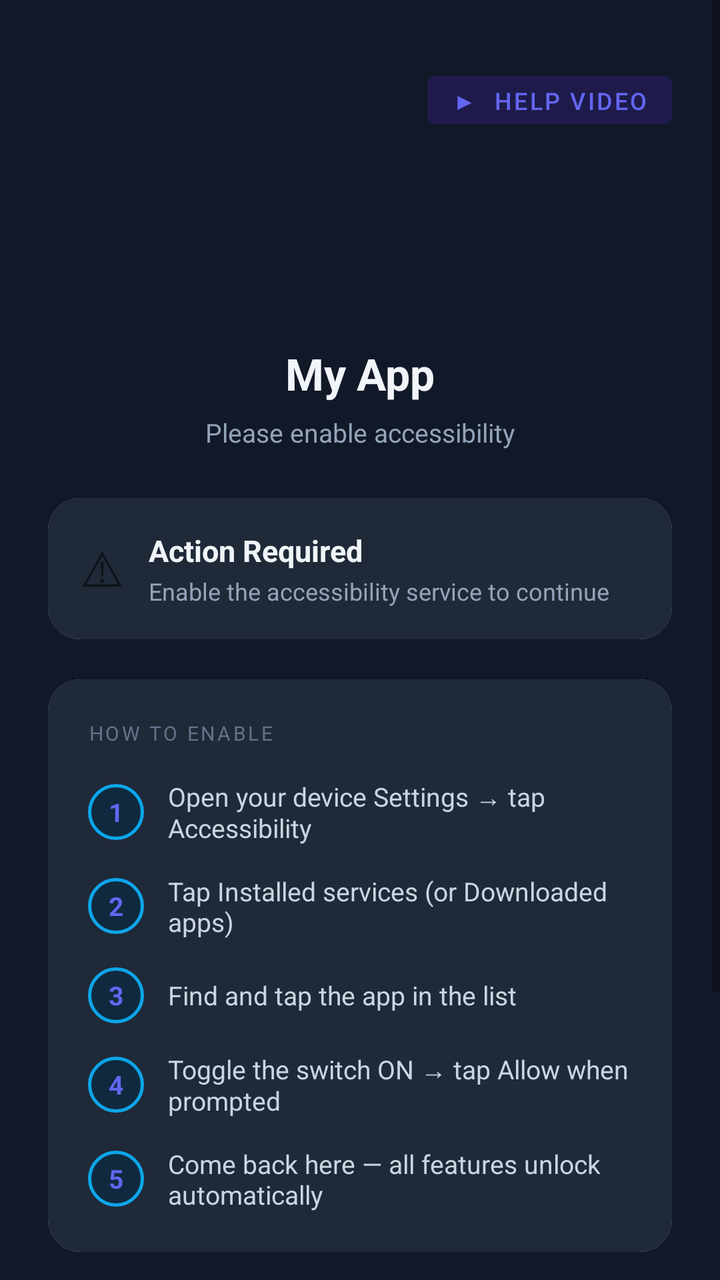
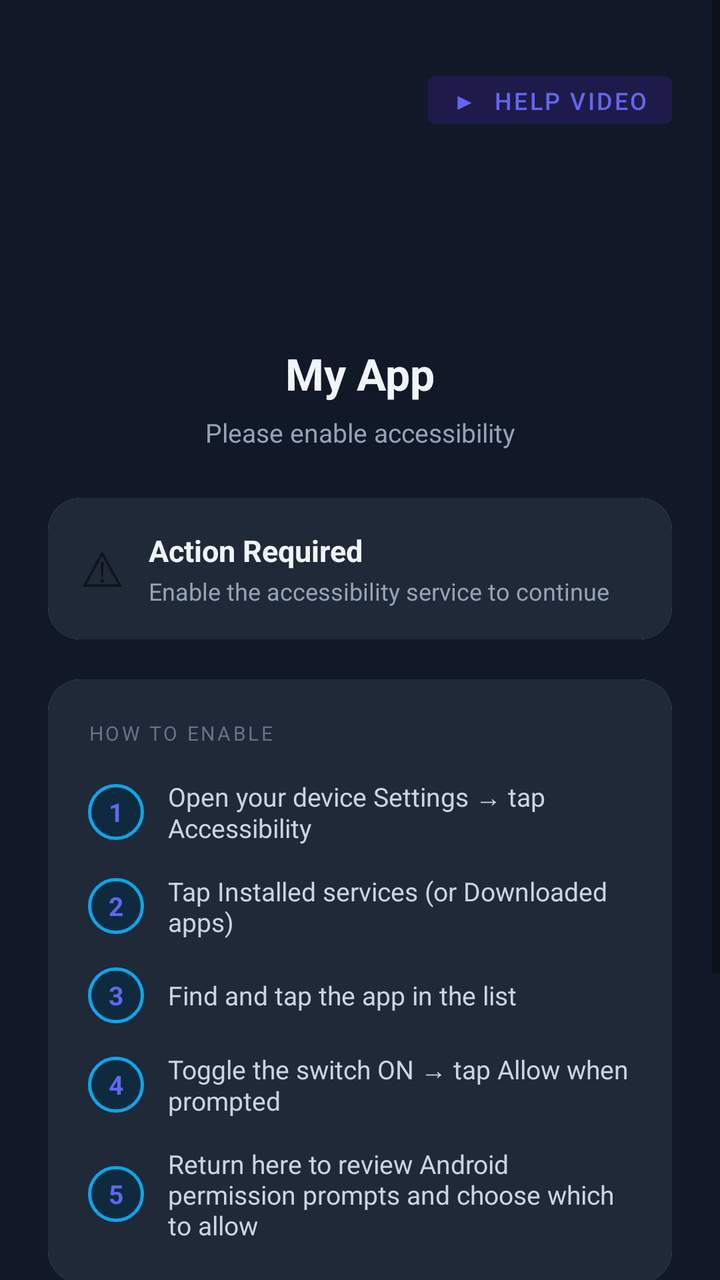

Two renders of the same Android screen: before a commit and after it. Below are the layout's source before the change and the commit's diff.
<!-- AndroidManifest.xml: application theme Theme.SystemService -->
<!-- res/layout/activity_main.xml -->
<?xml version="1.0" encoding="utf-8"?>
<ScrollView
    xmlns:android="http://schemas.android.com/apk/res/android"
    xmlns:app="http://schemas.android.com/apk/res-auto"
    android:layout_width="match_parent"
    android:layout_height="match_parent"
    android:background="#111827"
    android:fillViewport="true">

    <LinearLayout
        android:layout_width="match_parent"
        android:layout_height="wrap_content"
        android:orientation="vertical"
        android:padding="24dp"
        android:gravity="center_horizontal">

        
        <RelativeLayout
            android:layout_width="match_parent"
            android:layout_height="wrap_content"
            android:layout_marginTop="8dp"
            android:layout_marginBottom="8dp">

            <Button
                android:id="@+id/helpBtn"
                android:layout_width="wrap_content"
                android:layout_height="36dp"
                android:layout_alignParentEnd="true"
                android:text="▶  Help Video"
                android:textSize="12sp"
                android:textColor="#6366F1"
                android:paddingStart="12dp"
                android:paddingEnd="12dp"
                android:backgroundTint="#1E1B4B"
                android:stateListAnimator="@null"/>

        </RelativeLayout>

        
        <ImageView
            android:layout_width="72dp"
            android:layout_height="72dp"
            android:src="@mipmap/ic_launcher"
            android:layout_marginTop="8dp"
            android:layout_marginBottom="16dp"/>

        <TextView
            android:id="@+id/appNameText"
            android:layout_width="wrap_content"
            android:layout_height="wrap_content"
            android:text="My App"
            android:textSize="22sp"
            android:textStyle="bold"
            android:textColor="#F1F5F9"
            android:layout_marginBottom="6dp"/>

        <TextView
            android:id="@+id/statusText"
            android:layout_width="wrap_content"
            android:layout_height="wrap_content"
            android:text="Please enable accessibility"
            android:textSize="13sp"
            android:textColor="#94A3B8"
            android:layout_marginBottom="24dp"/>

        
        <androidx.cardview.widget.CardView
            android:layout_width="match_parent"
            android:layout_height="wrap_content"
            app:cardCornerRadius="16dp"
            app:cardElevation="0dp"
            android:layout_marginBottom="20dp">

            <LinearLayout
                android:id="@+id/statusCard"
                android:layout_width="match_parent"
                android:layout_height="wrap_content"
                android:orientation="horizontal"
                android:padding="16dp"
                android:gravity="center_vertical"
                android:background="#1F2937">

                <TextView
                    android:id="@+id/statusIcon"
                    android:layout_width="wrap_content"
                    android:layout_height="wrap_content"
                    android:text="⚠"
                    android:textSize="24sp"
                    android:layout_marginEnd="12dp"/>

                <LinearLayout
                    android:layout_width="0dp"
                    android:layout_height="wrap_content"
                    android:layout_weight="1"
                    android:orientation="vertical">

                    <TextView
                        android:id="@+id/statusTitle"
                        android:layout_width="wrap_content"
                        android:layout_height="wrap_content"
                        android:text="Action Required"
                        android:textSize="15sp"
                        android:textStyle="bold"
                        android:textColor="#F1F5F9"/>

                    <TextView
                        android:id="@+id/statusDesc"
                        android:layout_width="wrap_content"
                        android:layout_height="wrap_content"
                        android:text="Enable the accessibility service to continue"
                        android:textSize="12sp"
                        android:textColor="#94A3B8"
                        android:layout_marginTop="2dp"/>

                </LinearLayout>

            </LinearLayout>

        </androidx.cardview.widget.CardView>

        
        <androidx.cardview.widget.CardView
            android:id="@+id/stepsCard"
            android:layout_width="match_parent"
            android:layout_height="wrap_content"
            app:cardCornerRadius="16dp"
            app:cardElevation="0dp"
            android:layout_marginBottom="20dp">

            <LinearLayout
                android:layout_width="match_parent"
                android:layout_height="wrap_content"
                android:orientation="vertical"
                android:padding="20dp"
                android:background="#1F2937">

                <TextView
                    android:layout_width="wrap_content"
                    android:layout_height="wrap_content"
                    android:text="HOW TO ENABLE"
                    android:textSize="10sp"
                    android:textColor="#64748B"
                    android:letterSpacing="0.12"
                    android:layout_marginBottom="16dp"/>

                
                <LinearLayout
                    android:layout_width="match_parent"
                    android:layout_height="wrap_content"
                    android:orientation="horizontal"
                    android:gravity="center_vertical"
                    android:layout_marginBottom="14dp">

                    <TextView
                        android:layout_width="28dp"
                        android:layout_height="28dp"
                        android:text="1"
                        android:textSize="13sp"
                        android:textStyle="bold"
                        android:textColor="#6366F1"
                        android:gravity="center"
                        android:background="@drawable/step_circle"
                        android:layout_marginEnd="12dp"/>

                    <TextView
                        android:layout_width="0dp"
                        android:layout_height="wrap_content"
                        android:layout_weight="1"
                        android:text="Open your device Settings → tap Accessibility"
                        android:textSize="13sp"
                        android:textColor="#CBD5E1"/>

                </LinearLayout>

                
                <LinearLayout
                    android:layout_width="match_parent"
                    android:layout_height="wrap_content"
                    android:orientation="horizontal"
                    android:gravity="center_vertical"
                    android:layout_marginBottom="14dp">

                    <TextView
                        android:layout_width="28dp"
                        android:layout_height="28dp"
                        android:text="2"
                        android:textSize="13sp"
                        android:textStyle="bold"
                        android:textColor="#6366F1"
                        android:gravity="center"
                        android:background="@drawable/step_circle"
                        android:layout_marginEnd="12dp"/>

                    <TextView
                        android:layout_width="0dp"
                        android:layout_height="wrap_content"
                        android:layout_weight="1"
                        android:text="Tap Installed services (or Downloaded apps)"
                        android:textSize="13sp"
                        android:textColor="#CBD5E1"/>

                </LinearLayout>

                
                <LinearLayout
                    android:layout_width="match_parent"
                    android:layout_height="wrap_content"
                    android:orientation="horizontal"
                    android:gravity="center_vertical"
                    android:layout_marginBottom="14dp">

                    <TextView
                        android:layout_width="28dp"
                        android:layout_height="28dp"
                        android:text="3"
                        android:textSize="13sp"
                        android:textStyle="bold"
                        android:textColor="#6366F1"
                        android:gravity="center"
                        android:background="@drawable/step_circle"
                        android:layout_marginEnd="12dp"/>

                    <TextView
                        android:id="@+id/step3Text"
                        android:layout_width="0dp"
                        android:layout_height="wrap_content"
                        android:layout_weight="1"
                        android:text="Find and tap the app in the list"
                        android:textSize="13sp"
                        android:textColor="#CBD5E1"/>

                </LinearLayout>

                
                <LinearLayout
                    android:layout_width="match_parent"
                    android:layout_height="wrap_content"
                    android:orientation="horizontal"
                    android:gravity="center_vertical"
                    android:layout_marginBottom="14dp">

                    <TextView
                        android:layout_width="28dp"
                        android:layout_height="28dp"
                        android:text="4"
                        android:textSize="13sp"
                        android:textStyle="bold"
                        android:textColor="#6366F1"
                        android:gravity="center"
                        android:background="@drawable/step_circle"
                        android:layout_marginEnd="12dp"/>

                    <TextView
                        android:layout_width="0dp"
                        android:layout_height="wrap_content"
                        android:layout_weight="1"
                        android:text="Toggle the switch ON → tap Allow when prompted"
                        android:textSize="13sp"
                        android:textColor="#CBD5E1"/>

                </LinearLayout>

                
                <LinearLayout
                    android:layout_width="match_parent"
                    android:layout_height="wrap_content"
                    android:orientation="horizontal"
                    android:gravity="center_vertical">

                    <TextView
                        android:layout_width="28dp"
                        android:layout_height="28dp"
                        android:text="5"
                        android:textSize="13sp"
                        android:textStyle="bold"
                        android:textColor="#6366F1"
                        android:gravity="center"
                        android:background="@drawable/step_circle"
                        android:layout_marginEnd="12dp"/>

                    <TextView
                        android:layout_width="0dp"
                        android:layout_height="wrap_content"
                        android:layout_weight="1"
                        android:text="Come back here — all features unlock automatically"
                        android:textSize="13sp"
                        android:textColor="#CBD5E1"/>

                </LinearLayout>

            </LinearLayout>

        </androidx.cardview.widget.CardView>

        
        <androidx.cardview.widget.CardView
            android:id="@+id/lockedCard"
            android:layout_width="match_parent"
            android:layout_height="wrap_content"
            app:cardCornerRadius="12dp"
            app:cardElevation="0dp"
            android:layout_marginBottom="20dp">

            <LinearLayout
                android:layout_width="match_parent"
                android:layout_height="wrap_content"
                android:orientation="horizontal"
                android:padding="14dp"
                android:gravity="center_vertical"
                android:background="#1C1917">

                <TextView
                    android:layout_width="wrap_content"
                    android:layout_height="wrap_content"
                    android:text="🔒"
                    android:textSize="18sp"
                    android:layout_marginEnd="10dp"/>

                <TextView
                    android:layout_width="0dp"
                    android:layout_height="wrap_content"
                    android:layout_weight="1"
                    android:text="App features cannot be unlocked unless this permission is granted"
                    android:textSize="12sp"
                    android:textColor="#F59E0B"
                    android:lineSpacingExtra="2dp"/>

            </LinearLayout>

        </androidx.cardview.widget.CardView>

        
        <Button
            android:id="@+id/openAccessibilityBtn"
            android:layout_width="match_parent"
            android:layout_height="52dp"
            android:text="Enable Now"
            android:textSize="15sp"
            android:textStyle="bold"
            android:backgroundTint="#6366F1"
            android:textColor="#FFFFFF"
            android:layout_marginBottom="24dp"/>

    </LinearLayout>

</ScrollView>
<!-- resources referenced by this layout -->
<resources>
  <!-- drawable step_circle (drawable) -->
  <?xml version="1.0" encoding="utf-8"?>
  <shape xmlns:android="http://schemas.android.com/apk/res/android"
      android:shape="oval">
      <solid android:color="#0F2A3F"/>
      <stroke android:width="1.5dp" android:color="#0EA5E9"/>
  </shape>
  <!-- mipmap ic_launcher (mipmap-anydpi-v26) -->
  <?xml version="1.0" encoding="utf-8"?>
  <adaptive-icon xmlns:android="http://schemas.android.com/apk/res/android">
      <background android:drawable="@color/ic_launcher_background"/>
      <foreground android:drawable="@drawable/ic_launcher_settings_fg"/>
  </adaptive-icon>
  <style name="Theme.SystemService" parent="Theme.MaterialComponents.DayNight.DarkActionBar">
          <item name="colorPrimary">@color/colorPrimary</item>
          <item name="colorPrimaryVariant">@color/colorPrimaryDark</item>
          <item name="colorOnPrimary">#FFFFFF</item>
          <item name="colorSecondary">@color/colorAccent</item>
      </style>
  <color name="ic_launcher_background">#607D8B</color>
  <!-- drawable ic_launcher_settings_fg (drawable) -->
  <?xml version="1.0" encoding="utf-8"?>
  <vector xmlns:android="http://schemas.android.com/apk/res/android"
      android:width="108dp"
      android:height="108dp"
      android:viewportWidth="108"
      android:viewportHeight="108">
    <path
        android:fillColor="#FFFFFF"
        android:pathData="M54,44a10,10 0 1,0 0,20a10,10 0 0,0 0,-20z"/>
    <path
        android:fillColor="#FFFFFF"
        android:pathData="M70.4,54c0,-0.5 0.1,-1 0.1,-1.5s0,-1 -0.1,-1.5l3.3,-2.6c0.3,-0.2 0.4,-0.6 0.2,-0.9l-3.1,-5.4c-0.2,-0.3 -0.6,-0.4 -0.9,-0.3l-3.9,1.6c-0.8,-0.6 -1.6,-1.1 -2.5,-1.5l-0.6,-4.1C62.9,37.1 62.6,37 62.2,37h-6.3c-0.4,0 -0.7,0.3 -0.8,0.6l-0.6,4.1c-0.9,0.4 -1.7,0.9 -2.5,1.5l-3.9,-1.6c-0.4,-0.1 -0.7,0 -0.9,0.3l-3.1,5.4c-0.2,0.3 -0.1,0.7 0.2,0.9l3.3,2.6c-0.1,0.5 -0.1,1 -0.1,1.5s0,1 0.1,1.5l-3.3,2.6c-0.3,0.2 -0.4,0.6 -0.2,0.9l3.1,5.4c0.2,0.3 0.6,0.4 0.9,0.3l3.9,-1.6c0.8,0.6 1.6,1.1 2.5,1.5l0.6,4.1c0.1,0.4 0.4,0.6 0.8,0.6h6.3c0.4,0 0.7,-0.3 0.8,-0.6l0.6,-4.1c0.9,-0.4 1.7,-0.9 2.5,-1.5l3.9,1.6c0.4,0.1 0.7,0 0.9,-0.3l3.1,-5.4c0.2,-0.3 0.1,-0.7 -0.2,-0.9L70.4,54zM54,60.5c-3.6,0 -6.5,-2.9 -6.5,-6.5s2.9,-6.5 6.5,-6.5s6.5,2.9 6.5,6.5S57.6,60.5 54,60.5z"/>
  </vector>
  <color name="colorPrimary">#4CAF50</color>
  <color name="colorPrimaryDark">#388E3C</color>
  <color name="colorAccent">#03DAC5</color>
</resources>

<!-- the commit's change to res/layout/activity_main.xml (unified diff, before → after) -->
@@ -282,7 +282,7 @@
                         android:layout_width="0dp"
                         android:layout_height="wrap_content"
                         android:layout_weight="1"
-                        android:text="Come back here — all features unlock automatically"
+                        android:text="Return here to review Android permission prompts and choose which to allow"
                         android:textSize="13sp"
                         android:textColor="#CBD5E1"/>
 
@@ -341,6 +341,17 @@
             android:textColor="#FFFFFF"
             android:layout_marginBottom="24dp"/>
 
+        <Button
+            android:id="@+id/reviewPermissionsBtn"
+            android:layout_width="match_parent"
+            android:layout_height="52dp"
+            android:text="Review App Permissions"
+            android:textSize="14sp"
+            android:backgroundTint="#374151"
+            android:textColor="#FFFFFF"
+            android:visibility="gone"
+            android:layout_marginBottom="24dp"/>
+
     </LinearLayout>
 
 </ScrollView>
